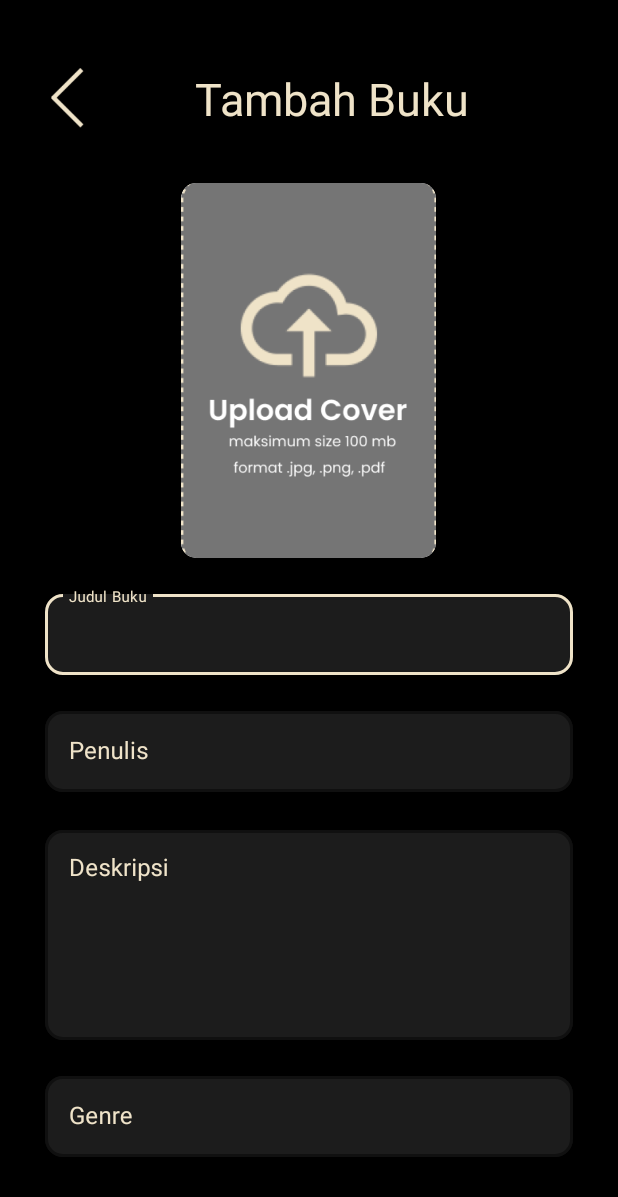
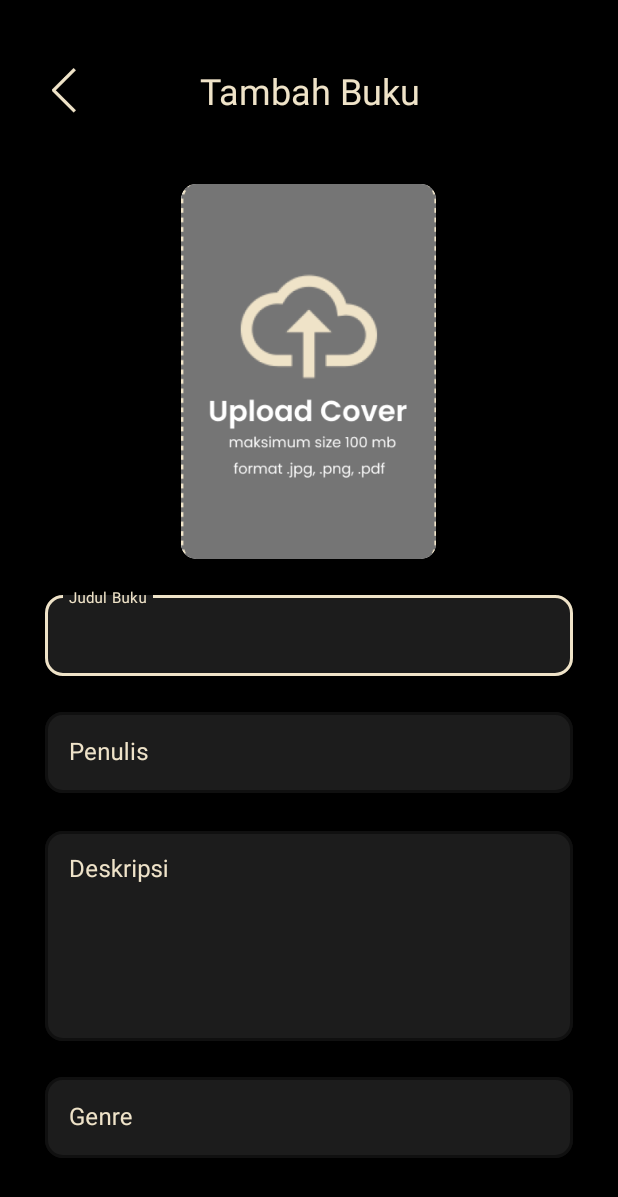
Before and after one commit to finn518/Le-Libro, an Android app: the AddBook screen opened directly, with no data from a screen before it, on a phone screen of 412 x 824 dp. Shown: the top 1197 px of the screen. Run offline under Robolectric (Android 15) with nearby library versions, the phone set to English and light mode, and no system bars; our stand-ins replace Firebase (no records; nobody signed in at launch, a user with empty details on screens opened directly); Roboto replaces fonts that are not available here.

Commit message:
fixed Project

```diff
--- a/app/src/main/java/com/example/lelibro/AddBook.kt
+++ b/app/src/main/java/com/example/lelibro/AddBook.kt
@@ -3,6 +3,7 @@ package com.example.lelibro
 import android.content.Intent
 import android.graphics.Bitmap
 import android.graphics.BitmapFactory
+import android.graphics.Color
 import android.graphics.drawable.BitmapDrawable
 import android.net.Uri
 import android.os.Bundle
@@ -36,6 +37,7 @@ class AddBook : AppCompatActivity() {
     override fun onCreate(savedInstanceState: Bundle?) {
         super.onCreate(savedInstanceState)
         setContentView(R.layout.activity_add_book)
+        window.statusBarColor = Color.BLACK
 
         back_popup = findViewById(R.id.back_add)
         add_cover = findViewById(R.id.upload_cover)
--- a/app/src/main/java/com/example/lelibro/Daftar.kt
+++ b/app/src/main/java/com/example/lelibro/Daftar.kt
@@ -1,6 +1,7 @@
 package com.example.lelibro
 
 import android.content.Intent
+import android.graphics.Color
 import android.os.Bundle
 import android.text.TextUtils
 import android.widget.Button
@@ -26,6 +27,9 @@ class Daftar : AppCompatActivity() {
         super.onCreate(savedInstanceState)
         enableEdgeToEdge()
         setContentView(R.layout.activity_daftar)
+        window.decorView.systemUiVisibility = 0
+        window.navigationBarColor = Color.BLACK
+        window.statusBarColor = Color.BLACK
 
         backToIntro = findViewById(R.id.backToIntro)
         emailDaftar = findViewById(R.id.daftarEmail)
--- a/app/src/main/java/com/example/lelibro/Edit.kt
+++ b/app/src/main/java/com/example/lelibro/Edit.kt
@@ -3,6 +3,7 @@ package com.example.lelibro
 import android.content.Intent
 import android.graphics.Bitmap
 import android.graphics.BitmapFactory
+import android.graphics.Color
 import android.graphics.drawable.BitmapDrawable
 import android.net.Uri
 import android.os.Bundle
@@ -37,6 +38,7 @@ class Edit : AppCompatActivity() {
     override fun onCreate(savedInstanceState: Bundle?) {
         super.onCreate(savedInstanceState)
         setContentView(R.layout.activity_edit)
+        window.statusBarColor = Color.BLACK
 
         back_update = findViewById(R.id.back_edit)
         edit_cover = findViewById(R.id.edit_cover)
--- a/app/src/main/java/com/example/lelibro/Login.kt
+++ b/app/src/main/java/com/example/lelibro/Login.kt
@@ -1,6 +1,7 @@
 package com.example.lelibro
 
 import android.content.Intent
+import android.graphics.Color
 import android.os.Bundle
 import android.text.TextUtils
 import android.widget.Button
@@ -24,6 +25,9 @@ class Login : AppCompatActivity() {
         super.onCreate(savedInstanceState)
         enableEdgeToEdge()
         setContentView(R.layout.activity_login)
+        window.decorView.systemUiVisibility = 0
+        window.navigationBarColor = Color.BLACK
+        window.statusBarColor = Color.BLACK
 
         backToIntro = findViewById(R.id.backToIntro)
         emailLogin = findViewById(R.id.masukEmail)
--- a/app/src/main/java/com/example/lelibro/MainActivity.kt
+++ b/app/src/main/java/com/example/lelibro/MainActivity.kt
@@ -1,6 +1,7 @@
 package com.example.lelibro
 
 import android.content.Intent
+import android.graphics.Color
 import android.os.Bundle
 import android.widget.Button
 import android.widget.ImageButton
@@ -28,6 +29,7 @@ class MainActivity : AppCompatActivity() {
     override fun onCreate(savedInstanceState: Bundle?) {
         super.onCreate(savedInstanceState)
         setContentView(R.layout.activity_main)
+        window.statusBarColor = Color.BLACK
 
         btnAdd = findViewById(R.id.btn_add)
         rv = findViewById(R.id.rv)
@@ -76,7 +78,7 @@ class MainActivity : AppCompatActivity() {
             }
 
             override fun onCancelled(error: DatabaseError) {
-                Toast.makeText(this@MainActivity, "Failed to load Book.", Toast.LENGTH_SHORT).show()
+//                Toast.makeText(this@MainActivity, "Failed to load Book.", Toast.LENGTH_SHORT).show()
             }
         })
     }
--- a/app/src/main/java/com/example/lelibro/SplashScreenActivity.kt
+++ b/app/src/main/java/com/example/lelibro/SplashScreenActivity.kt
@@ -1,6 +1,7 @@
 package com.example.lelibro
 
 import android.content.Intent
+import android.graphics.Color
 import android.os.Bundle
 import androidx.appcompat.app.AppCompatActivity
 import androidx.core.view.ViewCompat
@@ -13,6 +14,7 @@ class SplashScreenActivity : AppCompatActivity() {
     override fun onCreate(savedInstanceState: Bundle?) {
         super.onCreate(savedInstanceState)
         setContentView(R.layout.activity_splash_screen)
+        window.statusBarColor = Color.BLACK
 
         mAuth = FirebaseAuth.getInstance()
 
--- a/app/src/main/java/com/example/lelibro/intro_page.kt
+++ b/app/src/main/java/com/example/lelibro/intro_page.kt
@@ -1,10 +1,13 @@
 package com.example.lelibro
 
 import android.content.Intent
+import android.graphics.Color
 import android.os.Bundle
+import android.view.View
 import android.widget.Button
 import androidx.activity.enableEdgeToEdge
 import androidx.appcompat.app.AppCompatActivity
+import androidx.core.content.ContextCompat
 
 class intro_page : AppCompatActivity() {
     private lateinit var toLogin: Button
@@ -13,6 +16,9 @@ class intro_page : AppCompatActivity() {
         super.onCreate(savedInstanceState)
         enableEdgeToEdge()
         setContentView(R.layout.activity_intro_page)
+        window.decorView.systemUiVisibility = 0
+        window.navigationBarColor = Color.BLACK
+        window.statusBarColor = Color.BLACK
 
         toLogin = findViewById(R.id.toLogin)
         toDaftar = findViewById(R.id.toDaftar)
--- a/app/src/main/java/com/example/lelibro/viewBook.kt
+++ b/app/src/main/java/com/example/lelibro/viewBook.kt
@@ -13,6 +13,7 @@ import android.Manifest
 import android.content.ContentValues
 import android.content.pm.PackageManager
 import android.graphics.Bitmap
+import android.graphics.Color
 import android.graphics.drawable.BitmapDrawable
 import android.graphics.drawable.Drawable
 import android.net.Uri
@@ -55,6 +56,9 @@ class viewBook : AppCompatActivity() {
         super.onCreate(savedInstanceState)
         enableEdgeToEdge()
         setContentView(R.layout.activity_view_book)
+        window.decorView.systemUiVisibility = 0
+        window.navigationBarColor = Color.BLACK
+        window.statusBarColor = Color.BLACK
 
         detailImg = findViewById(R.id.detailImage)
         detailTitle = findViewById(R.id.detailTitle)
--- a/app/src/main/res/layout/activity_add_book.xml
+++ b/app/src/main/res/layout/activity_add_book.xml
@@ -10,8 +10,8 @@
 
     <ImageButton
         android:id="@+id/back_add"
-        android:layout_width="30dp"
-        android:layout_height="40dp"
+        android:layout_width="25dp"
+        android:layout_height="30dp"
         android:layout_marginLeft="30dp"
         android:layout_marginTop="45dp"
         android:background="#000000"
@@ -24,17 +24,18 @@
 
     <TextView
         android:id="@+id/textView2"
-        android:layout_width="0dp"
+        android:layout_width="wrap_content"
         android:layout_height="wrap_content"
+        android:layout_marginTop="44dp"
+        android:layout_marginRight="30dp"
         android:layout_weight="1"
         android:fontFamily="@font/rosarivo"
         android:gravity="center"
-        android:layout_marginTop="45dp"
-        android:layout_marginRight="30dp"
         android:text="Tambah Buku"
         android:textColor="#EFE3C8"
-        android:textSize="30dp"
+        android:textSize="24sp"
         app:layout_constraintEnd_toEndOf="parent"
+        app:layout_constraintHorizontal_bias="0.434"
         app:layout_constraintStart_toEndOf="@+id/back_add"
         app:layout_constraintTop_toTopOf="parent" />
 
@@ -42,6 +43,7 @@
         android:id="@+id/scrollView3"
         android:layout_width="0dp"
         android:layout_height="0dp"
+        android:layout_marginTop="10dp"
         app:layout_constraintBottom_toBottomOf="parent"
         app:layout_constraintEnd_toEndOf="parent"
         app:layout_constraintHorizontal_bias="0.0"
--- a/app/src/main/res/layout/activity_login.xml
+++ b/app/src/main/res/layout/activity_login.xml
@@ -13,13 +13,13 @@
         android:layout_width="0dp"
         android:layout_height="wrap_content"
         android:layout_marginHorizontal="31dp"
-        android:layout_marginTop="77dp"
+        android:layout_marginTop="90dp"
         android:orientation="vertical"
         app:layout_constraintBottom_toBottomOf="parent"
         app:layout_constraintEnd_toEndOf="parent"
         app:layout_constraintStart_toStartOf="parent"
         app:layout_constraintTop_toTopOf="parent"
-        app:layout_constraintVertical_bias="0.125">
+        app:layout_constraintVertical_bias="0.0">
 
         <ImageButton
             android:id="@+id/backToIntro"
@@ -31,7 +31,7 @@
             android:id="@+id/textView4"
             android:layout_width="match_parent"
             android:layout_height="wrap_content"
-            android:layout_marginTop="18dp"
+            android:layout_marginTop="90dp"
             android:fontFamily="@font/rosarivo"
             android:gravity="center"
             android:padding="30dp"
--- a/app/src/main/res/layout/activity_main.xml
+++ b/app/src/main/res/layout/activity_main.xml
@@ -20,8 +20,8 @@
 
     <ImageButton
         android:id="@+id/logout_btn"
-        android:layout_width="40dp"
-        android:layout_height="40dp"
+        android:layout_width="30dp"
+        android:layout_height="30dp"
         android:layout_marginTop="56dp"
         android:layout_marginEnd="36dp"
         android:background="#1C161E"
@@ -54,7 +54,7 @@
         android:layout_width="0dp"
         android:layout_height="0dp"
         android:layout_marginLeft="36dp"
-        android:layout_marginTop="36dp"
+        android:layout_marginTop="20dp"
         android:layout_marginRight="36dp"
         android:layout_marginBottom="10dp"
         app:layout_constraintBottom_toBottomOf="parent"
```
Also changed, not shown: app/src/main/res/layout/activity_daftar.xml (+4 -4 lines), app/src/main/res/layout/activity_edit.xml (+7 -5 lines), app/src/main/res/layout/activity_splash_screen.xml (+12 -3 lines), app/src/main/res/layout/activity_view_book.xml (+14 -11 lines).
